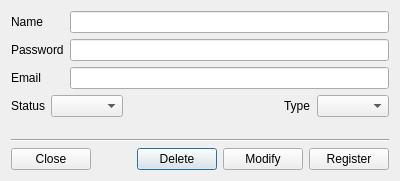
Above: CertMan/admin_dlg.ui from jykim74/CertMan before the change. Below: the same form after it.
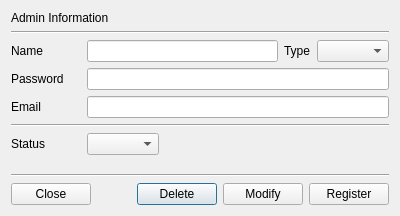
That is the form after the change.

```diff
--- a/CertMan/admin_dlg.ui
+++ b/CertMan/admin_dlg.ui
@@ -7,17 +7,208 @@
     <x>0</x>
     <y>0</y>
     <width>400</width>
-    <height>181</height>
+    <height>216</height>
    </rect>
   </property>
   <property name="windowTitle">
    <string>Admin Dialog</string>
   </property>
-  <layout class="QGridLayout" name="gridLayout">
-   <item row="1" column="1">
-    <widget class="QLineEdit" name="mPasswordText"/>
+  <layout class="QVBoxLayout" name="verticalLayout">
+   <item>
+    <widget class="QLabel" name="label_6">
+     <property name="text">
+      <string>Admin Information</string>
+     </property>
+    </widget>
    </item>
-   <item row="8" column="0" colspan="2">
+   <item>
+    <widget class="Line" name="line_2">
+     <property name="orientation">
+      <enum>Qt::Horizontal</enum>
+     </property>
+    </widget>
+   </item>
+   <item>
+    <layout class="QGridLayout" name="gridLayout">
+     <property name="topMargin">
+      <number>0</number>
+     </property>
+     <item row="0" column="1">
+      <widget class="QLineEdit" name="mNameText"/>
+     </item>
+     <item row="0" column="0">
+      <widget class="QLabel" name="label">
+       <property name="minimumSize">
+        <size>
+         <width>70</width>
+         <height>0</height>
+        </size>
+       </property>
+       <property name="maximumSize">
+        <size>
+         <width>70</width>
+         <height>16777215</height>
+        </size>
+       </property>
+       <property name="text">
+        <string>Name</string>
+       </property>
+      </widget>
+     </item>
+     <item row="0" column="2">
+      <widget class="QLabel" name="label_5">
+       <property name="text">
+        <string>Type</string>
+       </property>
+      </widget>
+     </item>
+     <item row="0" column="3">
+      <widget class="QComboBox" name="mTypeCombo">
+       <property name="maximumSize">
+        <size>
+         <width>16777215</width>
+         <height>16777215</height>
+        </size>
+       </property>
+      </widget>
+     </item>
+    </layout>
+   </item>
+   <item>
+    <layout class="QGridLayout" name="gridLayout_4">
+     <property name="topMargin">
+      <number>0</number>
+     </property>
+     <item row="0" column="0">
+      <widget class="QLabel" name="label_2">
+       <property name="minimumSize">
+        <size>
+         <width>70</width>
+         <height>0</height>
+        </size>
+       </property>
+       <property name="maximumSize">
+        <size>
+         <width>70</width>
+         <height>16777215</height>
+        </size>
+       </property>
+       <property name="text">
+        <string>Password</string>
+       </property>
+      </widget>
+     </item>
+     <item row="0" column="1">
+      <widget class="QLineEdit" name="mPasswordText"/>
+     </item>
+    </layout>
+   </item>
+   <item>
+    <layout class="QGridLayout" name="gridLayout_6">
+     <property name="topMargin">
+      <number>0</number>
+     </property>
+     <item row="0" column="0">
+      <widget class="QLabel" name="label_3">
+       <property name="minimumSize">
+        <size>
+         <width>70</width>
+         <height>0</height>
+        </size>
+       </property>
+       <property name="maximumSize">
+        <size>
+         <width>70</width>
+         <height>16777215</height>
+        </size>
+       </property>
+       <property name="text">
+        <string>Email</string>
+       </property>
+      </widget>
+     </item>
+     <item row="0" column="1">
+      <widget class="QLineEdit" name="mEmailText"/>
+     </item>
+    </layout>
+   </item>
+   <item>
+    <widget class="Line" name="line_3">
+     <property name="orientation">
+      <enum>Qt::Horizontal</enum>
+     </property>
+    </widget>
+   </item>
+   <item>
+    <layout class="QGridLayout" name="gridLayout_3">
+     <property name="topMargin">
+      <number>0</number>
+     </property>
+     <item row="0" column="0">
+      <widget class="QLabel" name="label_4">
+       <property name="minimumSize">
+        <size>
+         <width>70</width>
+         <height>0</height>
+        </size>
+       </property>
+       <property name="maximumSize">
+        <size>
+         <width>70</width>
+         <height>16777215</height>
+        </size>
+       </property>
+       <property name="text">
+        <string>Status</string>
+       </property>
+      </widget>
+     </item>
+     <item row="0" column="1">
+      <widget class="QComboBox" name="mStatusCombo">
+       <property name="maximumSize">
+        <size>
+         <width>16777215</width>
+         <height>16777215</height>
+        </size>
+       </property>
+      </widget>
+     </item>
+     <item row="0" column="2">
+      <spacer name="horizontalSpacer_2">
+       <property name="orientation">
+        <enum>Qt::Horizontal</enum>
+       </property>
+       <property name="sizeHint" stdset="0">
+        <size>
+         <width>40</width>
+         <height>20</height>
+        </size>
+       </property>
+      </spacer>
+     </item>
+    </layout>
+   </item>
+   <item>
+    <spacer name="verticalSpacer">
+     <property name="orientation">
+      <enum>Qt::Vertical</enum>
+     </property>
+     <property name="sizeHint" stdset="0">
+      <size>
+       <width>20</width>
+       <height>40</height>
+      </size>
+     </property>
+    </spacer>
+   </item>
+   <item>
+    <widget class="Line" name="line">
+     <property name="orientation">
+      <enum>Qt::Horizontal</enum>
+     </property>
+    </widget>
+   </item>
+   <item>
     <layout class="QGridLayout" name="gridLayout_2">
      <property name="topMargin">
       <number>0</number>
@@ -65,107 +256,6 @@
      </item>
     </layout>
    </item>
-   <item row="7" column="0" colspan="2">
-    <widget class="Line" name="line">
-     <property name="orientation">
-      <enum>Qt::Horizontal</enum>
-     </property>
-    </widget>
-   </item>
-   <item row="2" column="0">
-    <widget class="QLabel" name="label_3">
-     <property name="text">
-      <string>Email</string>
-     </property>
-    </widget>
-   </item>
-   <item row="0" column="0">
-    <widget class="QLabel" name="label">
-     <property name="text">
-      <string>Name</string>
-     </property>
-    </widget>
-   </item>
-   <item row="2" column="1">
-    <widget class="QLineEdit" name="mEmailText"/>
-   </item>
-   <item row="1" column="0">
-    <widget class="QLabel" name="label_2">
-     <property name="text">
-      <string>Password</string>
-     </property>
-    </widget>
-   </item>
-   <item row="6" column="1">
-    <spacer name="verticalSpacer">
-     <property name="orientation">
-      <enum>Qt::Vertical</enum>
-     </property>
-     <property name="sizeHint" stdset="0">
-      <size>
-       <width>20</width>
-       <height>40</height>
-      </size>
-     </property>
-    </spacer>
-   </item>
-   <item row="0" column="1">
-    <widget class="QLineEdit" name="mNameText"/>
-   </item>
-   <item row="5" column="0" colspan="2">
-    <layout class="QGridLayout" name="gridLayout_3">
-     <property name="topMargin">
-      <number>0</number>
-     </property>
-     <item row="0" column="0">
-      <widget class="QLabel" name="label_4">
-       <property name="text">
-        <string>Status</string>
-       </property>
-      </widget>
-     </item>
-     <item row="0" column="1">
-      <widget class="QComboBox" name="mStatusCombo">
-       <property name="maximumSize">
-        <size>
-         <width>16777215</width>
-         <height>16777215</height>
-        </size>
-       </property>
-      </widget>
-     </item>
-     <item row="0" column="4">
-      <widget class="QComboBox" name="mTypeCombo">
-       <property name="maximumSize">
-        <size>
-         <width>16777215</width>
-         <height>16777215</height>
-        </size>
-       </property>
-      </widget>
-     </item>
-     <item row="0" column="3">
-      <widget class="QLabel" name="label_5">
-       <property name="text">
-        <string>Type</string>
-       </property>
-      </widget>
-     </item>
-     <item row="0" column="2">
-      <spacer name="horizontalSpacer_2">
-       <property name="orientation">
-        <enum>Qt::Horizontal</enum>
-       </property>
-       <property name="sizeHint" stdset="0">
-        <size>
-         <width>40</width>
-         <height>20</height>
-        </size>
-       </property>
-      </spacer>
-     </item>
-    </layout>
-   </item>
   </layout>
  </widget>
  <tabstops>
```
Left out of the diff: 3 changed lines with no effect on the pictures.
